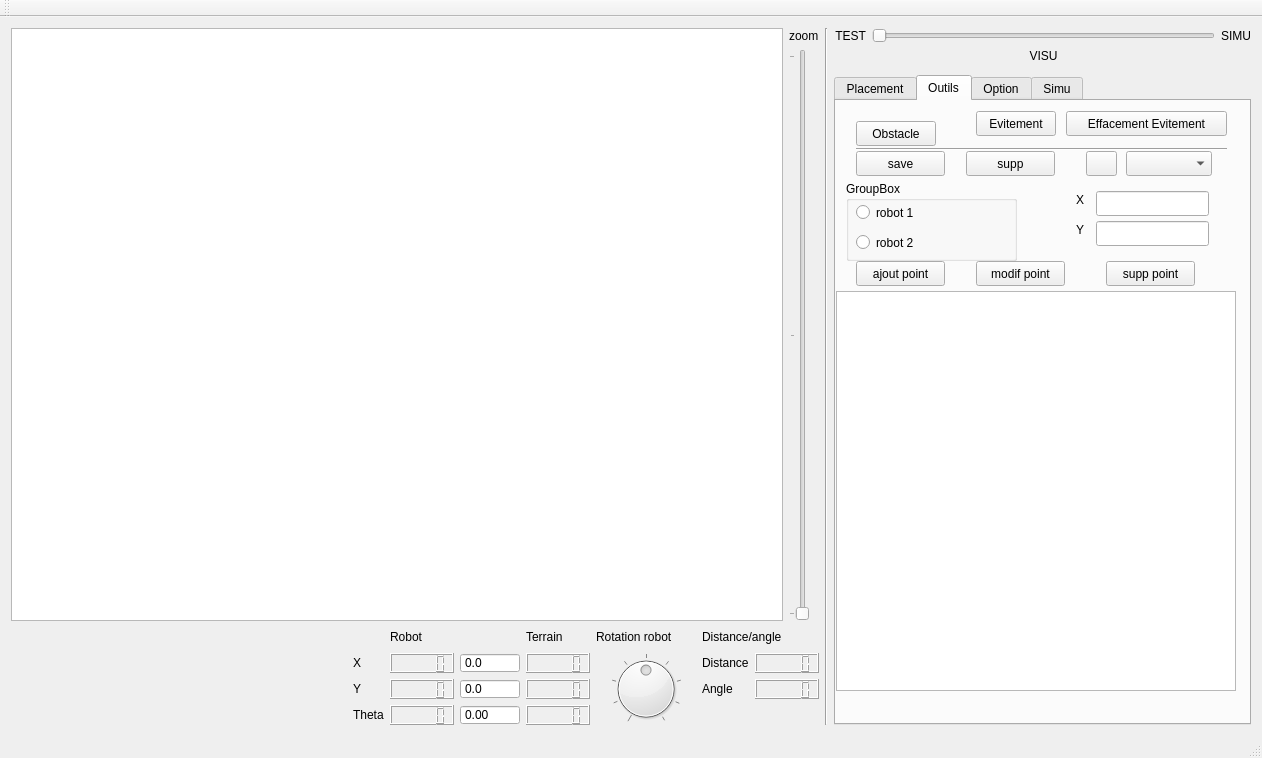
The window that PluginModules/SimuBot/ihm_SimuBot.ui (CRLG/LABOTBOX) describes before a commit, drawn with Qt 5.
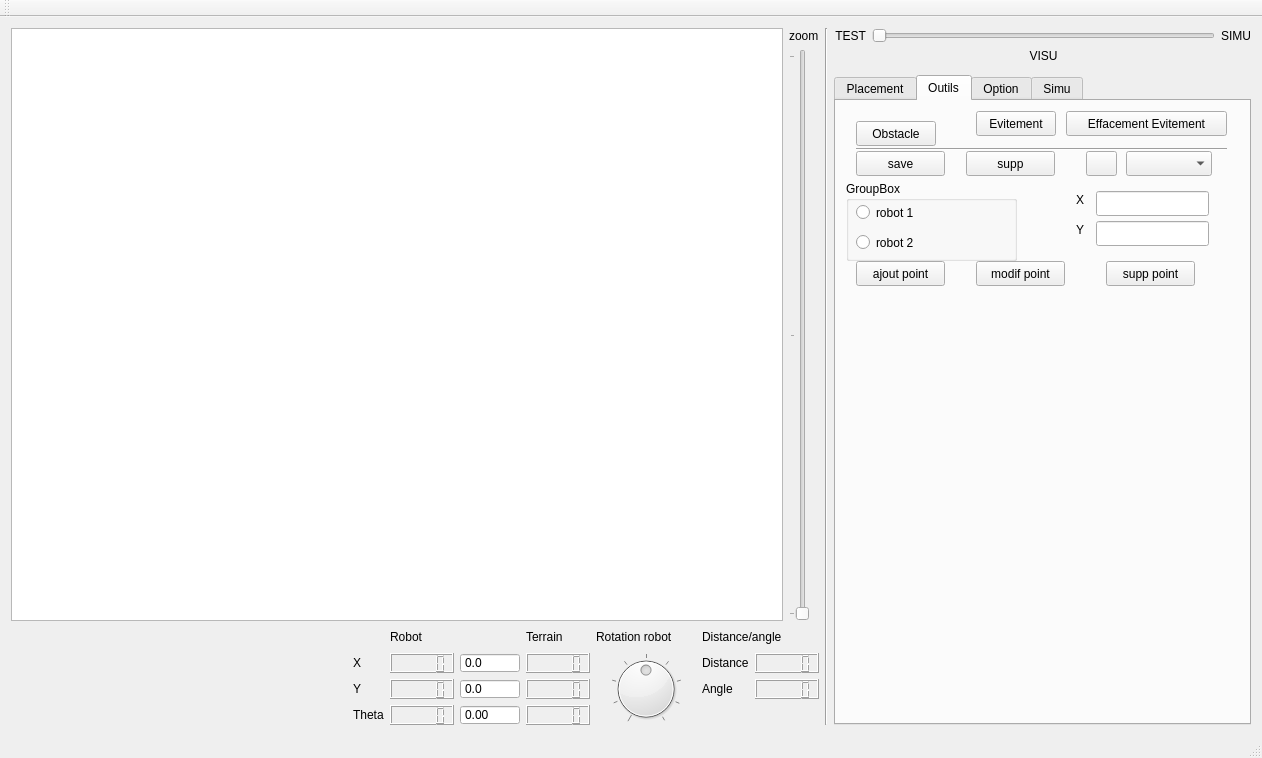
The same window after the commit. The open tabs and pages were chosen to show the change. Icons and pictures are not drawn.

Commit message: [SimuBot] Externalise la forme du robot dans Config/robot.json et retire l'editeur de design (etape 5 migration SimuBot v2).

What changed in the file:
```diff
--- a/PluginModules/SimuBot/ihm_SimuBot.ui
+++ b/PluginModules/SimuBot/ihm_SimuBot.ui
@@ -1273,28 +1273,6 @@
          <string>Evitement</string>
         </property>
        </widget>
-       <widget class="QGraphicsView" name="gV_vue_conception">
-        <property name="geometry">
-         <rect>
-          <x>0</x>
-          <y>190</y>
-          <width>400</width>
-          <height>400</height>
-         </rect>
-        </property>
-        <property name="minimumSize">
-         <size>
-          <width>400</width>
-          <height>400</height>
-         </size>
-        </property>
-        <property name="maximumSize">
-         <size>
-          <width>400</width>
-          <height>400</height>
-         </size>
-        </property>
-       </widget>
        <widget class="QGroupBox" name="groupBox">
         <property name="geometry">
          <rect>
```
The commit also changes 4 other files.
